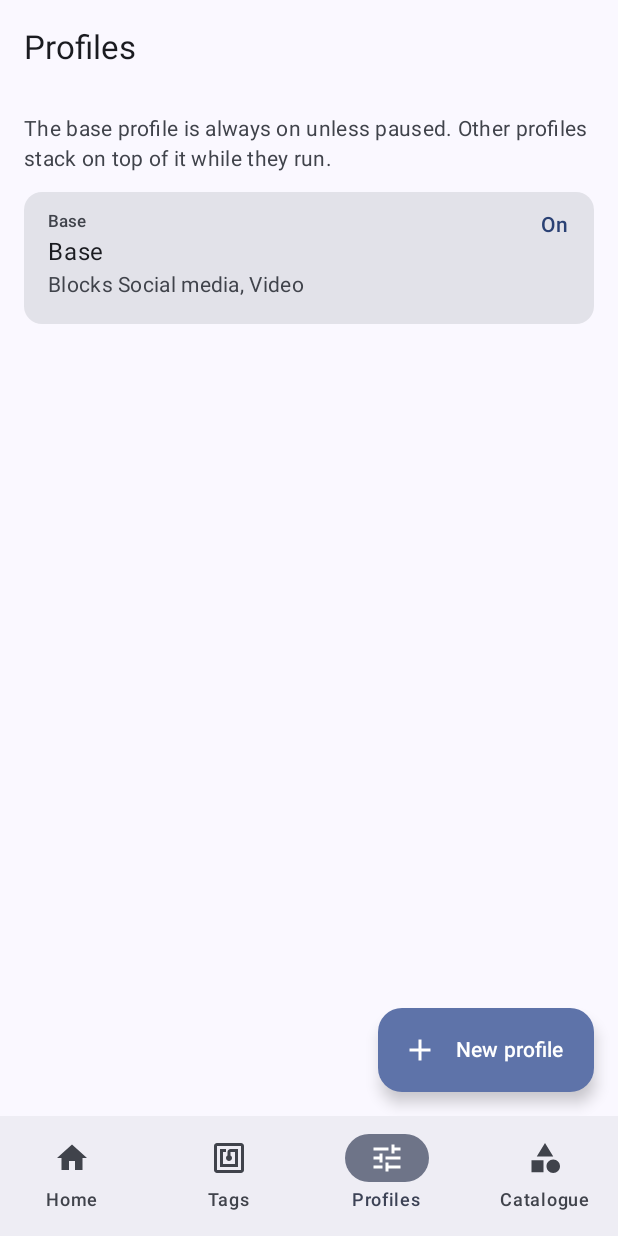
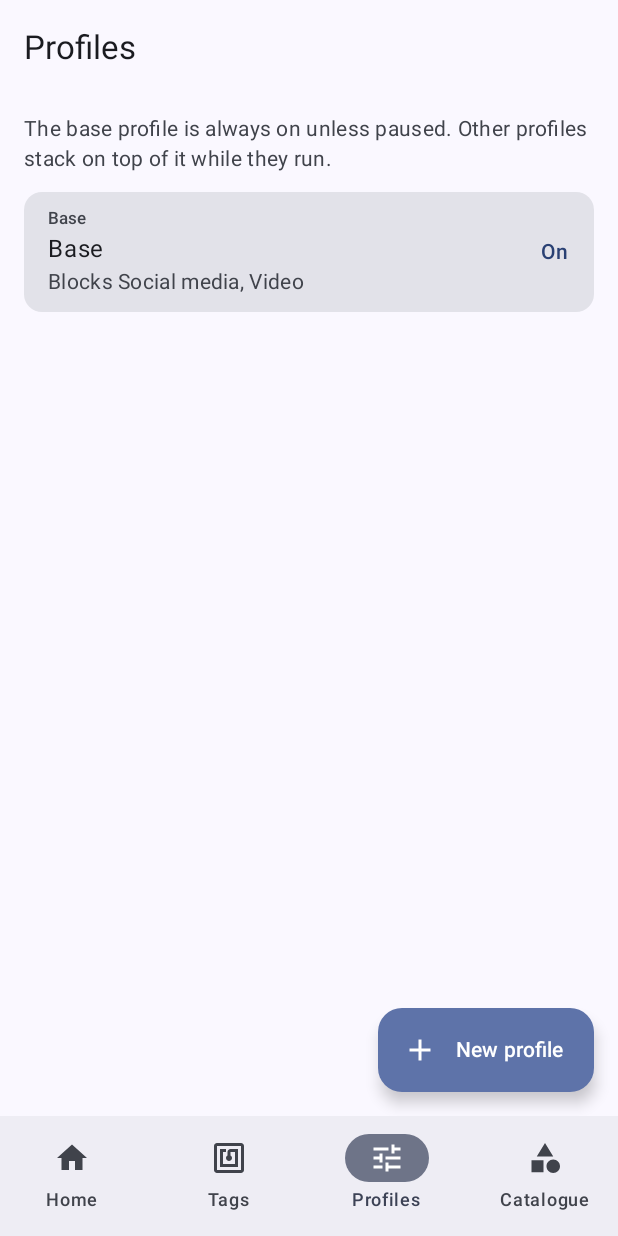
Before and after one commit to arboeckh/geryonOS, an Android app built with Jetpack Compose: the screen it shows after launch (MainActivity), item 3 of the bottom bar chosen, on a phone screen of 412 x 824 dp. Run offline under Robolectric (Android 15) with nearby library versions, the phone set to English and light mode, and no system bars.

Commit message:
UI polish: own list row (material3 ListItem deprecated), compact hard badge, centred grant stepper
Checked by rendering every screen's preview with the Compose screenshot
plugin in a scratch copy (not committed).

Co-Authored-By: Claude Opus 5.5 <noreply@anthropic.com>

```diff
--- a/android/app/src/main/java/io/github/arboeckh/geryon/ui/Components.kt
+++ b/android/app/src/main/java/io/github/arboeckh/geryon/ui/Components.kt
@@ -5,6 +5,7 @@ import androidx.compose.foundation.layout.Column
 import androidx.compose.foundation.layout.Row
 import androidx.compose.foundation.layout.fillMaxWidth
 import androidx.compose.foundation.layout.heightIn
+import androidx.compose.foundation.layout.Box
 import androidx.compose.foundation.layout.padding
 import androidx.compose.foundation.layout.widthIn
 import androidx.compose.foundation.shape.RoundedCornerShape
@@ -15,6 +16,7 @@ import androidx.compose.material3.Icon
 import androidx.compose.material3.IconButton
 import androidx.compose.material3.MaterialTheme
 import androidx.compose.material3.OutlinedTextField
+import androidx.compose.material3.ProvideTextStyle
 import androidx.compose.material3.Surface
 import androidx.compose.material3.Text
 import androidx.compose.material3.TextButton
@@ -152,3 +154,37 @@ fun ConfirmDialog(
         dismissButton = { TextButton(onClick = onDismiss) { Text("Cancel") } },
     )
 }
+
+/**
+ * A list row: optional leading/trailing slots around overline, headline and supporting text.
+ * Our own because material3's ListItem is mid-migration to a new API.
+ */
+@Composable
+fun ListRow(
+    headlineContent: @Composable () -> Unit,
+    modifier: Modifier = Modifier,
+    overlineContent: (@Composable () -> Unit)? = null,
+    supportingContent: (@Composable () -> Unit)? = null,
+    leadingContent: (@Composable () -> Unit)? = null,
+    trailingContent: (@Composable () -> Unit)? = null,
+) {
+    val colors = MaterialTheme.colorScheme
+    val type = MaterialTheme.typography
+    Row(
+        modifier.fillMaxWidth().heightIn(min = 56.dp).padding(horizontal = 16.dp, vertical = 10.dp),
+        verticalAlignment = Alignment.CenterVertically,
+        horizontalArrangement = Arrangement.spacedBy(16.dp),
+    ) {
+        if (leadingContent != null) Box { leadingContent() }
+        Column(Modifier.weight(1f)) {
+            if (overlineContent != null) {
+                ProvideTextStyle(type.labelSmall.copy(color = colors.onSurfaceVariant)) { overlineContent() }
+            }
+            ProvideTextStyle(type.bodyLarge.copy(color = colors.onSurface)) { headlineContent() }
+            if (supportingContent != null) {
+                ProvideTextStyle(type.bodyMedium.copy(color = colors.onSurfaceVariant)) { supportingContent() }
+            }
+        }
+        if (trailingContent != null) Box { trailingContent() }
+    }
+}
--- a/android/app/src/main/java/io/github/arboeckh/geryon/ui/HomeScreen.kt
+++ b/android/app/src/main/java/io/github/arboeckh/geryon/ui/HomeScreen.kt
@@ -14,8 +14,6 @@ import androidx.compose.material3.Card
 import androidx.compose.material3.CardDefaults
 import androidx.compose.material3.ExperimentalMaterial3Api
 import androidx.compose.material3.FilledTonalButton
-import androidx.compose.material3.ListItem
-import androidx.compose.material3.ListItemDefaults
 import androidx.compose.material3.MaterialTheme
 import androidx.compose.material3.OutlinedButton
 import androidx.compose.material3.Scaffold
@@ -25,7 +23,6 @@ import androidx.compose.material3.TopAppBar
 import androidx.compose.runtime.Composable
 import androidx.compose.ui.Alignment
 import androidx.compose.ui.Modifier
-import androidx.compose.ui.graphics.Color
 import androidx.compose.ui.tooling.preview.Preview
 import androidx.compose.ui.unit.dp
 import io.github.arboeckh.geryon.block.BlockConfig
@@ -184,11 +181,10 @@ private fun WarningCard(title: String, body: String, action: String?, onAction:
 @Composable
 private fun CountdownRow(title: String, subtitle: String, onEnd: () -> Unit) {
     Card(Modifier.fillMaxWidth()) {
-        ListItem(
+        ListRow(
             headlineContent = { Text(title) },
             supportingContent = { Text(subtitle) },
             trailingContent = { TextButton(onClick = onEnd) { Text("End") } },
-            colors = ListItemDefaults.colors(containerColor = Color.Transparent),
         )
     }
 }
--- a/android/app/src/main/java/io/github/arboeckh/geryon/ui/ProfilesScreen.kt
+++ b/android/app/src/main/java/io/github/arboeckh/geryon/ui/ProfilesScreen.kt
@@ -21,8 +21,6 @@ import androidx.compose.material3.ExperimentalMaterial3Api
 import androidx.compose.material3.ExtendedFloatingActionButton
 import androidx.compose.material3.Icon
 import androidx.compose.material3.IconButton
-import androidx.compose.material3.ListItem
-import androidx.compose.material3.ListItemDefaults
 import androidx.compose.material3.MaterialTheme
 import androidx.compose.material3.OutlinedButton
 import androidx.compose.material3.OutlinedTextField
@@ -41,7 +39,7 @@ import androidx.compose.runtime.saveable.rememberSaveable
 import androidx.compose.runtime.setValue
 import androidx.compose.ui.Alignment
 import androidx.compose.ui.Modifier
-import androidx.compose.ui.graphics.Color
+import androidx.compose.ui.draw.alpha
 import androidx.compose.ui.tooling.preview.Preview
 import androidx.compose.ui.unit.dp
 import io.github.arboeckh.geryon.block.BlockConfig
@@ -97,7 +95,7 @@ fun ProfilesScreen(
                     else -> "Off"
                 }
                 Card(Modifier.fillMaxWidth().clickable { onOpen(p.id) }) {
-                    ListItem(
+                    ListRow(
                         overlineContent = if (isBase) ({ Text("Base") }) else null,
                         headlineContent = { Text(p.name) },
                         supportingContent = { Text(ruleSummary(p, catalog)) },
@@ -108,7 +106,6 @@ fun ProfilesScreen(
                                 color = if (run.on) MaterialTheme.colorScheme.primary else MaterialTheme.colorScheme.onSurfaceVariant,
                             )
                         },
-                        colors = ListItemDefaults.colors(containerColor = Color.Transparent),
                     )
                 }
             }
@@ -315,18 +312,14 @@ private fun RulePicker(
 @Composable
 private fun PickRow(title: String, subtitle: String?, added: Boolean, enabled: Boolean, onClick: () -> Unit) {
     val active = enabled && !added
-    ListItem(
+    ListRow(
         headlineContent = { Text(title) },
         supportingContent = when {
             added -> ({ Text("Already in this profile") })
             subtitle != null -> ({ Text(subtitle, maxLines = 2) })
             else -> null
         },
-        colors = ListItemDefaults.colors(
-            containerColor = Color.Transparent,
-            headlineColor = if (active) Color.Unspecified else MaterialTheme.colorScheme.onSurface.copy(alpha = 0.5f),
-        ),
-        modifier = Modifier.clickable(enabled = active, onClick = onClick).padding(horizontal = 8.dp),
+        modifier = Modifier.clickable(enabled = active, onClick = onClick).alpha(if (active) 1f else 0.5f).padding(horizontal = 8.dp),
     )
 }
 
```
Also changed, not shown: android/app/src/main/java/io/github/arboeckh/geryon/ui/CatalogScreen.kt (+9 -12 lines), android/app/src/main/java/io/github/arboeckh/geryon/ui/GrantPicker.kt (+2 -6 lines), android/app/src/main/java/io/github/arboeckh/geryon/ui/TagsScreen.kt (+2 -7 lines).
